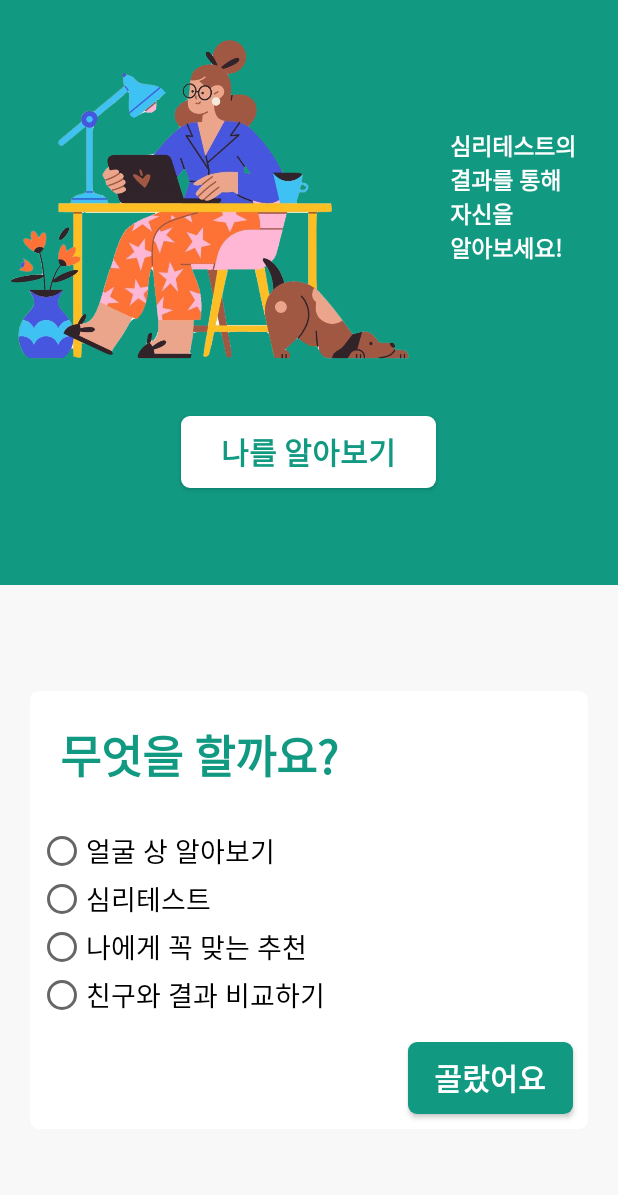
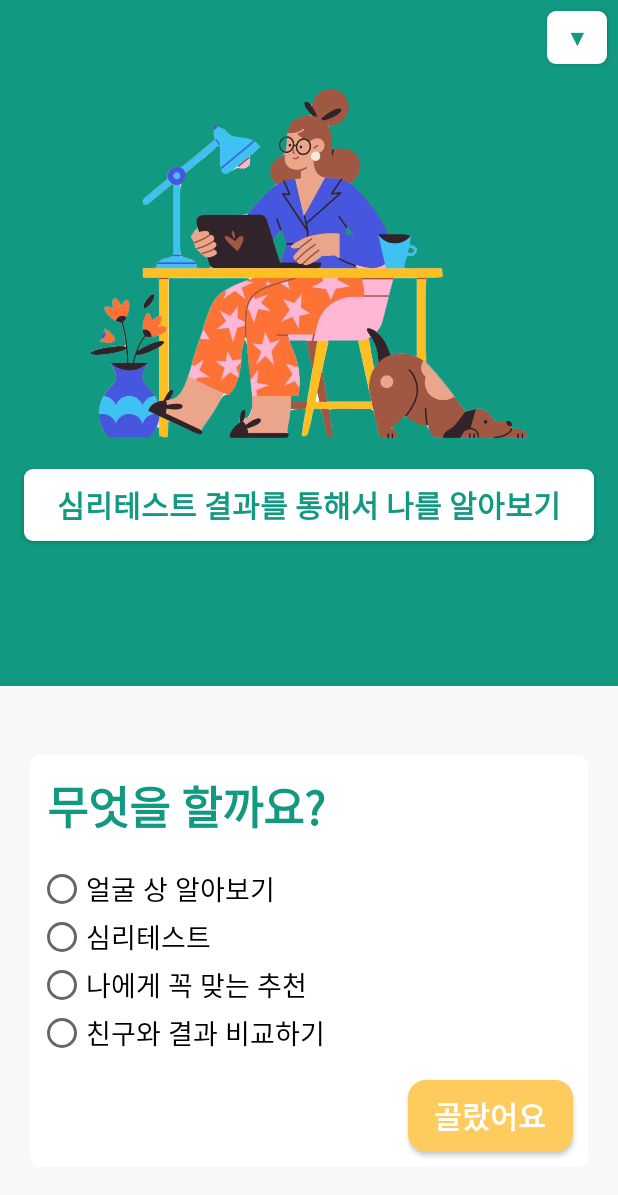
Before and after one commit to SHSongs/AiAnimalApp, an Android app: the screen it shows after launch (MainActivity), on a phone screen of 412 x 824 dp. Shown: the top 1195 px of the screen. Run offline under Robolectric (Android 15) with nearby library versions, the phone set to English and light mode, and no system bars.

```diff
--- a/AppProgrammingProject/app/src/main/java/com/example/appprogrammingproject/MainActivity.java
+++ b/AppProgrammingProject/app/src/main/java/com/example/appprogrammingproject/MainActivity.java
@@ -30,6 +30,7 @@ public class MainActivity extends AppCompatActivity {
         super.onCreate(savedInstanceState);
         setContentView(R.layout.activity_main);
 
+        btn=findViewById(R.id.btn);
         face = findViewById(R.id.face);
         choose = findViewById(R.id.choose);
         sTest = findViewById(R.id.sTest);
--- a/AppProgrammingProject/app/src/main/res/drawable/button.xml
+++ b/AppProgrammingProject/app/src/main/res/drawable/button.xml
@@ -2,12 +2,12 @@
 <shape xmlns:android="http://schemas.android.com/apk/res/android" android:shape="rectangle">
 
     <gradient
-        android:startColor="#119982"
-        android:endColor="#119982"
-        android:centerColor="#119982"
+        android:startColor="#FECB5F"
+        android:endColor="#FECB5F"
+
         android:type="linear" />
 
     <corners
-        android:radius="6dp"/>
+        android:radius="12dp"/>
 
 </shape>
--- a/AppProgrammingProject/app/src/main/res/layout/activity_main.xml
+++ b/AppProgrammingProject/app/src/main/res/layout/activity_main.xml
@@ -8,41 +8,48 @@
     <LinearLayout
         android:layout_width="match_parent"
         android:layout_height="0dp"
-        android:layout_weight="4.5"
+        android:layout_weight="5"
         android:background="#119982"
         android:orientation="vertical">
 
+        <Button
+            android:layout_width="40dp"
+            android:layout_height="35dp"
+            android:layout_gravity="right"
+            android:layout_margin="7dp"
+            android:background="@drawable/button2"
+            android:gravity="center"
+            android:text="▼"
+            android:textColor="#119982"
+            android:textSize="15dp">
+
+        </Button>
+
         <LinearLayout
+
             android:orientation="horizontal"
             android:layout_width="wrap_content"
             android:layout_height="wrap_content">
 
+
             <ImageView
-                android:layout_width="280dp"
-                android:layout_height="262dp"
-                android:layout_gravity="center_horizontal"
+                android:layout_width="match_parent"
+                android:layout_height="247dp"
+                android:layout_gravity="center"
                 android:src="@drawable/appp"></ImageView>
 
-            <TextView
-                android:layout_width="wrap_content"
-                android:layout_height="wrap_content"
-                android:layout_margin="20dp"
-                android:layout_gravity="center"
-                android:text="심리테스트의\n결과를 통해 \n자신을  \n알아보세요!"
-                android:textColor="#FFF"
-                android:textSize="15dp"
-                android:textStyle="bold"></TextView>
+
         </LinearLayout>
 
 
         <Button
             android:id="@+id/btn"
-            android:layout_width="170dp"
+            android:layout_width="380dp"
             android:layout_height="wrap_content"
             android:layout_gravity="center_horizontal"
             android:layout_margin="15dp"
             android:background="@drawable/button2"
-            android:text="나를 알아보기"
+            android:text="심리테스트 결과를 통해서 나를 알아보기"
             android:textColor="#119982"
             android:textSize="20dp"
             android:textStyle="bold" />
@@ -52,7 +59,7 @@
     <LinearLayout
         android:layout_width="match_parent"
         android:layout_height="0dp"
-        android:layout_weight="5"
+        android:layout_weight="4"
         android:background="#F9F8F8">
 
         <LinearLayout
@@ -70,7 +77,7 @@
                 android:text="무엇을 할까요?"
                 android:textSize="30dp"
                 android:textStyle="bold"
-                android:layout_margin="20dp"
+                android:layout_margin="11dp"
                 android:textColor="#119982"></TextView>
 
             <RadioGroup
```
Also changed, not shown: AppProgrammingProject/app/src/main/java/com/example/appprogrammingproject/Stress.java (+420 -0 lines), AppProgrammingProject/app/src/main/res/layout/loading.xml (+20 -1 lines), AppProgrammingProject/app/src/main/res/layout/stest.xml (+4 -4 lines), AppProgrammingProject/app/src/main/res/drawable-v24/loading.png (added).
